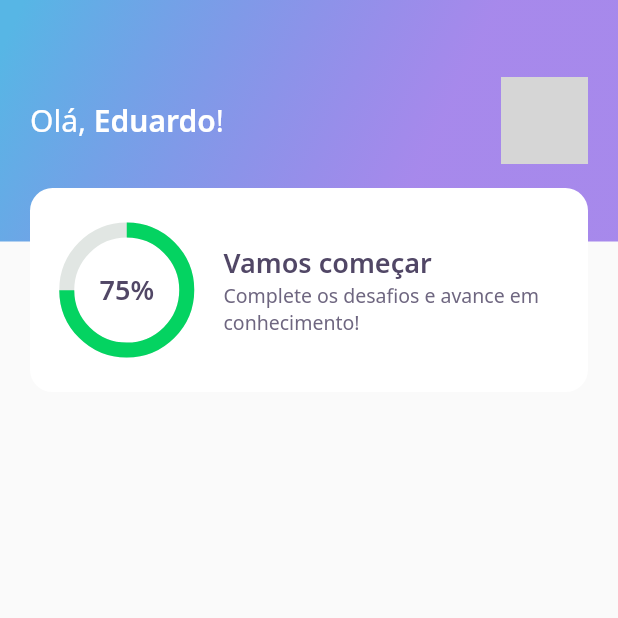
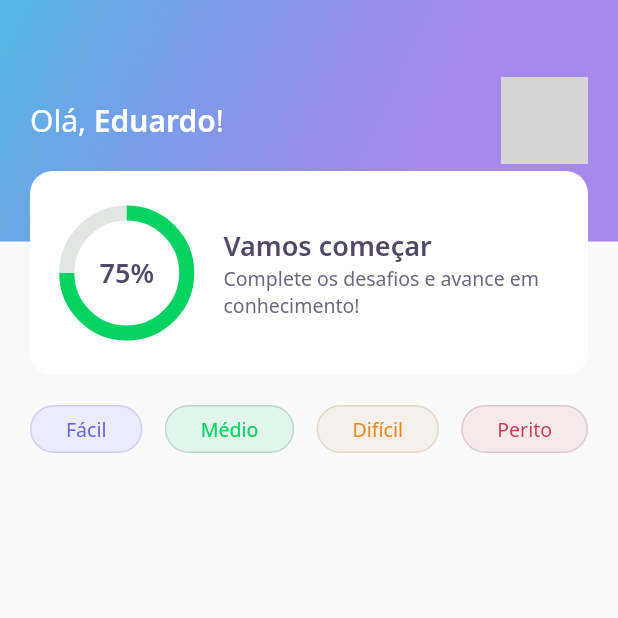
Before and after one commit to duduCMT/NLW05-Flutter-DevQuiz, a Flutter app: the screen it shows after launch, on a phone screen of 412 x 824 dp, the top half of it. Run offline on Flutter 3.47's test engine with Material 2 defaults, Android fonts, the phone set to English and light mode, and no system bars; our stand-ins replace google_fonts; network calls fail; grey boxes are pictures that could not be loaded.

Commit message:
Botões para seleção de level adicionados

```diff
--- a/lib/home/home_page.dart
+++ b/lib/home/home_page.dart
@@ -1,4 +1,5 @@
 import 'package:DevQuiz/home/widgets/app_bar/app_bar_widget.dart';
+import 'package:DevQuiz/home/widgets/level_button/level_button_widget.dart';
 import 'package:flutter/material.dart';
 
 class HomePage extends StatefulWidget {
@@ -13,6 +14,26 @@ class _HomePageState extends State<HomePage> {
   Widget build(BuildContext context) {
     return Scaffold(
       appBar: AppBarWidget(),
+      body: Padding(
+        padding: const EdgeInsets.all(20),
+        child: Row(
+          mainAxisAlignment: MainAxisAlignment.spaceBetween,
+          children: [
+            LevelButtonWidget(
+              label: 'Fácil',
+            ),
+            LevelButtonWidget(
+              label: 'Médio',
+            ),
+            LevelButtonWidget(
+              label: 'Difícil',
+            ),
+            LevelButtonWidget(
+              label: 'Perito',
+            ),
+          ],
+        ),
+      )
     );
   }
 }
--- a/lib/home/widgets/app_bar/app_bar_widget.dart
+++ b/lib/home/widgets/app_bar/app_bar_widget.dart
@@ -39,7 +39,7 @@ class AppBarWidget extends PreferredSize {
             ),
           ),
           Align(
-            alignment: Alignment(0.0, 1.2),
+            alignment: Alignment(0.0, 1.0),
             child: ScoreCardWidget()
           )
         ],
--- /dev/null
+++ b/lib/home/widgets/level_button/level_button_widget.dart
@@ -0,0 +1,59 @@
+import 'package:DevQuiz/core/core.dart';
+import 'package:flutter/material.dart';
+import 'package:google_fonts/google_fonts.dart';
+
+class LevelButtonWidget extends StatelessWidget {
+  final String label;
+
+  LevelButtonWidget({
+    Key? key, required this.label
+  }) : assert(["Fácil", "Médio", "Difícil", "Perito"].contains(label)), super(key: key);
+
+  final config = {
+    "Fácil": {
+      "color": AppColors.levelButtonFacil,
+      "borderColor": AppColors.levelButtonBorderFacil,
+      "fontColor": AppColors.levelButtonTextFacil
+    },
+    "Médio": {
+      "color": AppColors.levelButtonMedio,
+      "borderColor": AppColors.levelButtonBorderMedio,
+      "fontColor": AppColors.levelButtonTextMedio
+    },
+    "Difícil": {
+      "color": AppColors.levelButtonDificil,
+      "borderColor": AppColors.levelButtonBorderDificil,
+      "fontColor": AppColors.levelButtonTextDificil
+    },
+    "Perito": {
+      "color": AppColors.levelButtonPerito,
+      "borderColor": AppColors.levelButtonBorderPerito,
+      "fontColor": AppColors.levelButtonTextPerito
+    }
+  };
+
+  Color get color => config[label]!['color']!;
+  Color get borderColor => config[label]!['borderColor']!;
+  Color get fontColor => config[label]!['fontColor']!;
+
+  @override
+  Widget build(BuildContext context) {
+    return Container(
+      decoration: BoxDecoration(
+        borderRadius: BorderRadius.circular(28),
+        color: color,
+        border: Border.fromBorderSide(BorderSide(color: borderColor))
+      ),
+      child: Padding(
+        padding: const EdgeInsets.symmetric(horizontal: 23, vertical: 6),
+        child: Text(
+          label,
+          style: GoogleFonts.notoSans(
+            color: fontColor,
+            fontSize: 13
+          ),
+        ),
+      ),
+    );
+  }
+}
```
Also changed, not shown: 1 other file.
